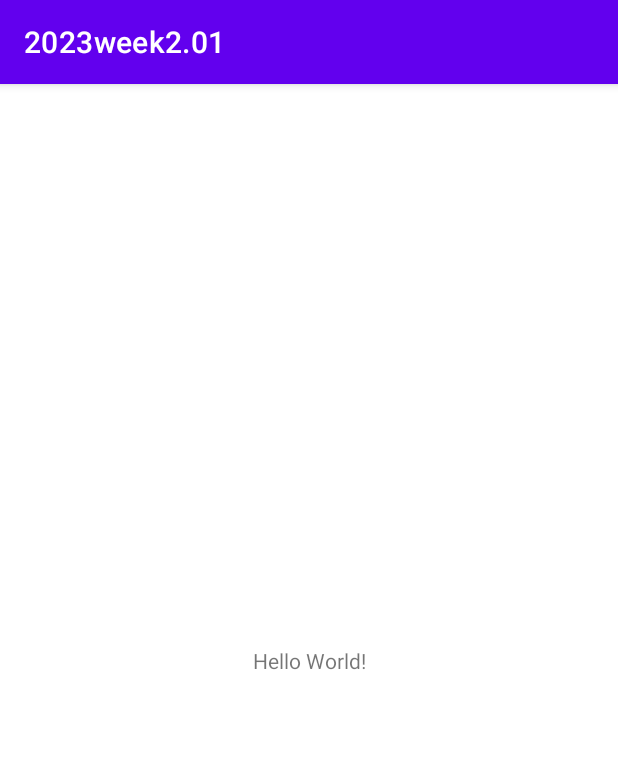
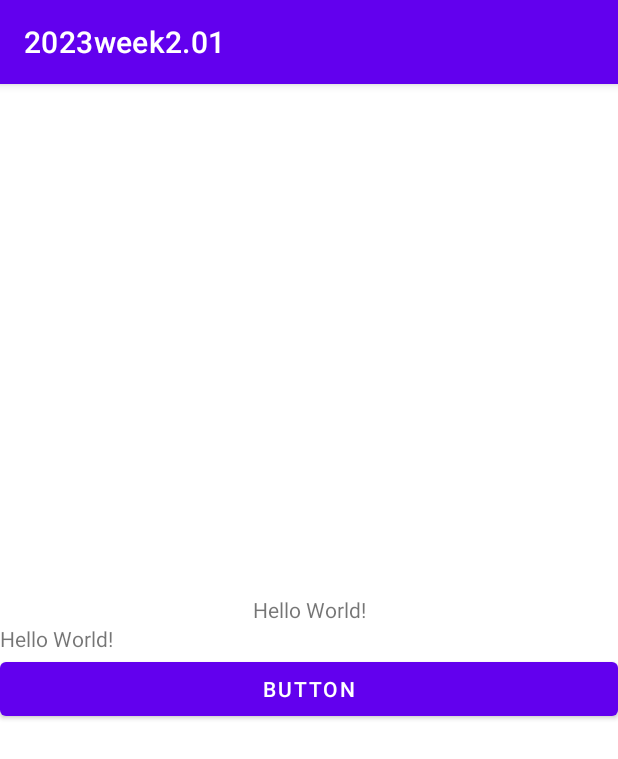
Before and after one commit to mckasap/2023week2.01_2, an Android app: the screen it shows after launch (MainActivity), on a phone screen of 412 x 824 dp. Shown: the top 759 px of the screen. Run offline under Robolectric (Android 15) with nearby library versions, the phone set to English and light mode, and no system bars.

Commit message:
Activity LifeCycle

```diff
--- a/app/build.gradle
+++ b/app/build.gradle
@@ -8,7 +8,7 @@ android {
 
     defaultConfig {
         applicationId "com.example.a2023week201"
-        minSdk 33
+        minSdk 29
         targetSdk 33
         versionCode 1
         versionName "1.0"
--- a/app/src/main/AndroidManifest.xml
+++ b/app/src/main/AndroidManifest.xml
@@ -13,12 +13,14 @@
         tools:targetApi="31">
         <activity
             android:name=".MainActivity"
-            android:exported="true">
+            android:exported="true"
+            android:configChanges="orientation|screenSize|keyboardHidden">
             <intent-filter>
                 <action android:name="android.intent.action.MAIN" />
+                <category android:name="android.intent.category.LAUNCHER" />
 
-                <category android:name="android.intent.category.LAUNCHER" />
             </intent-filter>
+
 
             <meta-data
                 android:name="android.app.lib_name"
--- a/app/src/main/java/com/example/a2023week201/MainActivity.java
+++ b/app/src/main/java/com/example/a2023week201/MainActivity.java
@@ -1,14 +1,64 @@
 package com.example.a2023week201;
 
+import androidx.annotation.NonNull;
 import androidx.appcompat.app.AppCompatActivity;
 
+import android.content.res.Configuration;
 import android.os.Bundle;
+import android.util.Log;
 
 public class MainActivity extends AppCompatActivity {
+    @Override
+    protected void onResume() {
+        super.onResume();
+        Log.d("MCK","OnResume_Bize her yer Trabzon");
+    }
+
+    @Override
+    protected void onPause() {
+        super.onPause();
+        Log.d("MCK","OnPause_Bize her yer Trabzon");
+    }
+
+    @Override
+    protected void onPostResume() {
+        super.onPostResume();
+        Log.d("MCK","OnPostResume_Bize her yer Trabzon");
+    }
+
+    @Override
+    public void onConfigurationChanged(@NonNull Configuration newConfig) {
+        super.onConfigurationChanged(newConfig);
+    }
+
+    @Override
+    protected void onRestart() {
+        super.onRestart();
+        Log.d("MCK","OnRestart_Bize her yer Trabzon");
+    }
+
+    @Override
+    protected void onDestroy() {
+        super.onDestroy();
+        Log.d("MCK","OnDestroy_Bize her yer Trabzon");
+    }
+
+    @Override
+    protected void onStop() {
+        super.onStop();
+        Log.d("MCK","OnStop_Bize her yer Trabzon");
+    }
+
+    @Override
+    protected void onStart() {
+        super.onStart();
+        Log.d("MCK","OnStart_Bize her yer Trabzon");
+    }
 
     @Override
     protected void onCreate(Bundle savedInstanceState) {
         super.onCreate(savedInstanceState);
         setContentView(R.layout.activity_main);
+        Log.d("MCK","OnCreate_Bize her yer Trabzon");
     }
 }
--- a/app/src/main/res/layout/activity_main.xml
+++ b/app/src/main/res/layout/activity_main.xml
@@ -6,13 +6,38 @@
     android:layout_height="match_parent"
     tools:context=".MainActivity">
 
-    <TextView
-        android:layout_width="wrap_content"
+    <LinearLayout
+        android:layout_width="match_parent"
         android:layout_height="wrap_content"
-        android:text="Hello World!"
+        android:orientation="vertical"
         app:layout_constraintBottom_toBottomOf="parent"
         app:layout_constraintEnd_toEndOf="parent"
         app:layout_constraintStart_toStartOf="parent"
-        app:layout_constraintTop_toTopOf="parent" />
+        app:layout_constraintTop_toTopOf="parent">
+
+        <TextView
+            android:layout_width="match_parent"
+            android:layout_height="match_parent"
+            android:text="Hello World!"
+            android:textAlignment="center"
+            app:layout_constraintBottom_toBottomOf="parent"
+            app:layout_constraintEnd_toEndOf="parent"
+
+            app:layout_constraintStart_toStartOf="parent"
+            app:layout_constraintTop_toTopOf="parent" />
+
+        <TextView
+            android:layout_width="match_parent"
+            android:layout_height="wrap_content"
+            android:text="Hello World!"
+
+            />
+
+        <Button
+            android:id="@+id/button"
+            android:layout_width="match_parent"
+            android:layout_height="wrap_content"
+            android:text="Button" />
+    </LinearLayout>
 
 </androidx.constraintlayout.widget.ConstraintLayout>
```
